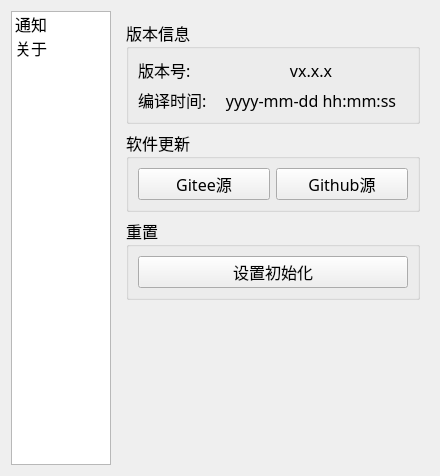
The window that cubicle_survivor/settings_window.ui (IceFRain/pomodoro_timer) describes before a commit, drawn with Qt 5.
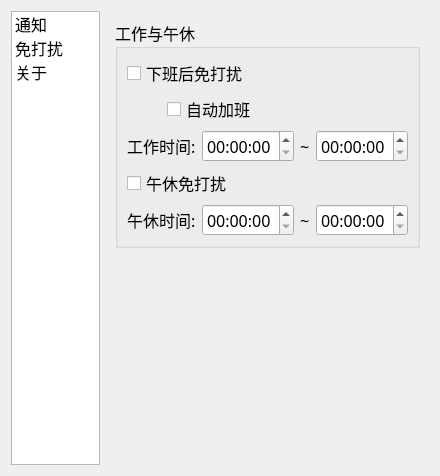
The same window after the commit. The open tabs and pages were chosen to show the change.

Commit message: 新增免打扰功能、弹窗自动关闭功能

Patch:
```diff
--- a/cubicle_survivor/settings_window.ui
+++ b/cubicle_survivor/settings_window.ui
@@ -48,6 +48,11 @@
        <string>通知</string>
       </property>
      </item>
+     <item>
+      <property name="text">
+       <string>免打扰</string>
+      </property>
+     </item>
      <item>
       <property name="text">
        <string>关于</string>
@@ -217,6 +222,133 @@
       </layout>
      </widget>
      <widget class="QWidget" name="page_2">
+      <layout class="QVBoxLayout" name="verticalLayout_8">
+       <item>
+        <widget class="QGroupBox" name="groupBox_5">
+         <property name="title">
+          <string>工作与午休</string>
+         </property>
+         <layout class="QVBoxLayout" name="verticalLayout_6">
+          <item>
+           <widget class="QCheckBox" name="CB_dnd_off_hours">
+            <property name="text">
+             <string>下班后免打扰</string>
+            </property>
+           </widget>
+          </item>
+          <item>
+           <layout class="QHBoxLayout" name="horizontalLayout_11" stretch="0,1">
+            <item>
+             <spacer name="horizontalSpacer">
+              <property name="orientation">
+               <enum>Qt::Horizontal</enum>
+              </property>
+              <property name="sizeHint" stdset="0">
+               <size>
+                <width>40</width>
+                <height>20</height>
+               </size>
+              </property>
+             </spacer>
+            </item>
+            <item>
+             <widget class="QCheckBox" name="CB_dnd_auto_detect_overtime">
+              <property name="toolTip">
+               <string>下班后,如果5分钟内还在操作电脑,仍进行提示</string>
+              </property>
+              <property name="text">
+               <string>自动加班</string>
+              </property>
+             </widget>
+            </item>
+           </layout>
+          </item>
+          <item>
+           <layout class="QHBoxLayout" name="horizontalLayout_3">
+            <item>
+             <widget class="QLabel" name="L_dnd_work_time">
+              <property name="text">
+               <string>工作时间:</string>
+              </property>
+             </widget>
+            </item>
+            <item>
+             <widget class="QTimeEdit" name="TE_dnd_work_start"/>
+            </item>
+            <item>
+             <widget class="QLabel" name="L_dnd_wtt">
+              <property name="sizePolicy">
+               <sizepolicy hsizetype="Fixed" vsizetype="Preferred">
+                <horstretch>0</horstretch>
+                <verstretch>0</verstretch>
+               </sizepolicy>
+              </property>
+              <property name="text">
+               <string>~</string>
+              </property>
+             </widget>
+            </item>
+            <item>
+             <widget class="QTimeEdit" name="TE_dnd_work_end"/>
+            </item>
+           </layout>
+          </item>
+          <item>
+           <widget class="QCheckBox" name="CB_dnd_lunch_break">
+            <property name="text">
+             <string>午休免打扰</string>
+            </property>
+           </widget>
+          </item>
+          <item>
+           <layout class="QHBoxLayout" name="horizontalLayout_10">
+            <item>
+             <widget class="QLabel" name="L_dnd_lunch_time">
+              <property name="text">
+               <string>午休时间:</string>
+              </property>
+             </widget>
+            </item>
+            <item>
+             <widget class="QTimeEdit" name="TE_dnd_lunch_start"/>
+            </item>
+            <item>
+             <widget class="QLabel" name="L_dnd_ltt">
+              <property name="sizePolicy">
+               <sizepolicy hsizetype="Fixed" vsizetype="Preferred">
+                <horstretch>0</horstretch>
+                <verstretch>0</verstretch>
+               </sizepolicy>
+              </property>
+              <property name="text">
+               <string>~</string>
+              </property>
+             </widget>
+            </item>
+            <item>
+             <widget class="QTimeEdit" name="TE_dnd_lunch_end"/>
+            </item>
+           </layout>
+          </item>
+         </layout>
+        </widget>
+       </item>
+       <item>
+        <spacer name="verticalSpacer_2">
+         <property name="orientation">
+          <enum>Qt::Vertical</enum>
+         </property>
+         <property name="sizeHint" stdset="0">
+          <size>
+           <width>20</width>
+           <height>178</height>
+          </size>
+         </property>
+        </spacer>
+       </item>
+      </layout>
+     </widget>
+     <widget class="QWidget" name="page_3">
       <layout class="QVBoxLayout" name="verticalLayout_7">
        <item>
         <widget class="QGroupBox" name="groupBox_2">
```
Left out of the diff: 2 changed lines with no effect on the pictures. The commit also changes 4 other files.
